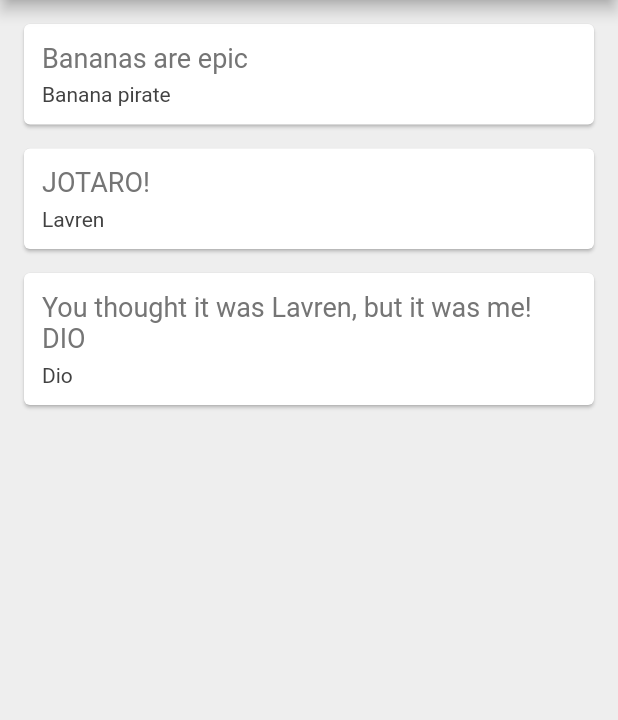
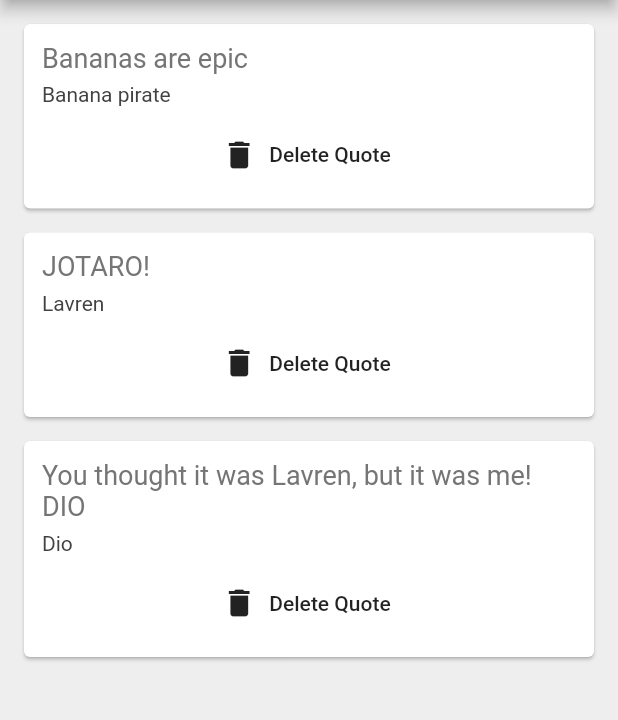
Before and after one commit to neilaldrei/flutter-tutorial-app3, a Flutter app: the screen it shows after launch, on a phone screen of 412 x 824 dp, the part 84-804 px from its top. Run offline on Flutter 3.47's test engine with Material 2 defaults, Android fonts, the phone set to English and light mode, and no system bars.

Commit message:
Lesson #21: Functions as parameters

```diff
--- a/lib/main.dart
+++ b/lib/main.dart
@@ -30,7 +30,14 @@ class _QuoteListState extends State<QuoteList> {
       ),
 
       body: Column(
-        children: quotes.map((quote) => QuoteCard(quote: quote)).toList(),
+        children: quotes.map((quote) => QuoteCard(
+          quote: quote,
+          delete: () {
+            setState(() {
+              quotes.remove(quote);
+            });
+          }
+        )).toList(),
       )
     );
   }
--- a/lib/quote_card.dart
+++ b/lib/quote_card.dart
@@ -4,8 +4,9 @@ import 'quote.dart';
 class QuoteCard extends StatelessWidget {
 
   final Quote quote;
+  final Function delete;
 
-  QuoteCard({ this.quote });
+  QuoteCard({ this.quote, this.delete });
 
   @override
   Widget build(BuildContext context) {
@@ -31,7 +32,15 @@ class QuoteCard extends StatelessWidget {
               style: TextStyle(
                 fontSize: 14.0,
                 color: Colors.grey[800]
-              ),
+              )
+            ),
+
+            SizedBox(height: 8.0),
+
+            FlatButton.icon(
+              onPressed: delete,
+              label: Text('Delete Quote'),
+              icon: Icon(Icons.delete)
             )
           ],
         ),
```
